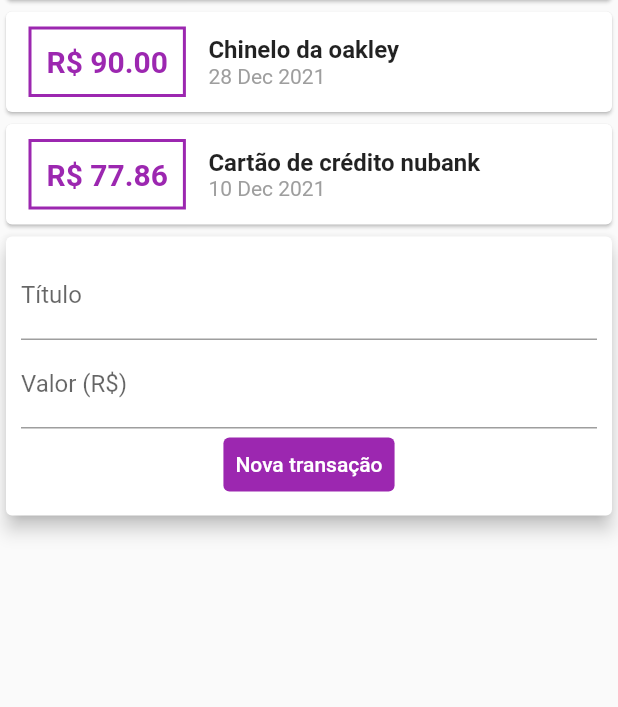
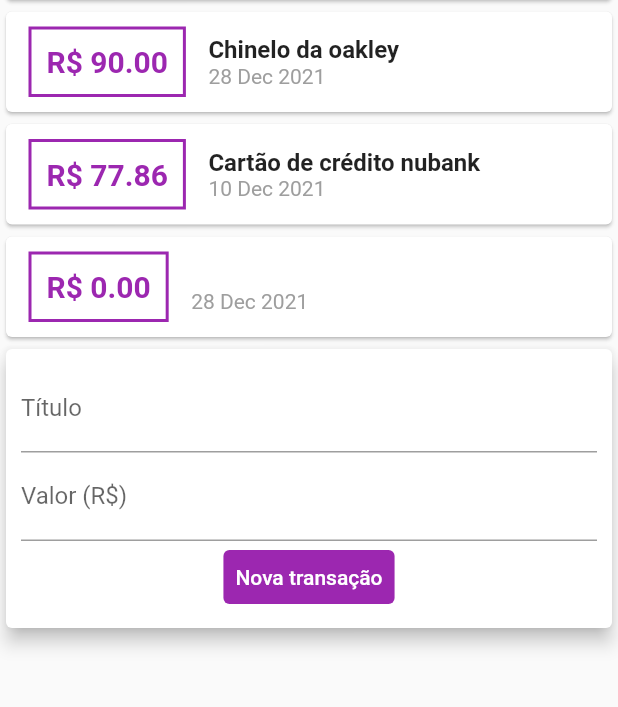
Before and after one commit to 5gMurilo/despesasPessoais, a Flutter app: the screen it shows after launch, after a tap on "Nova transação", on a phone screen of 412 x 824 dp, the part 125-832 px from its top. Run offline on Flutter 3.47's test engine with Material 2 defaults, Android fonts, the phone set to English and light mode, and no system bars.

Commit message:
creating addTransaction function, function addTransaction as TransactionForm param

```diff
--- a/lib/components/transaction_form.dart
+++ b/lib/components/transaction_form.dart
@@ -3,6 +3,10 @@ import 'package:flutter/material.dart';
 class TransactionForm extends StatelessWidget {
   final titleController = TextEditingController();
   final valueController = TextEditingController();
+
+  final void Function(String, double) onSubmit;
+
+  TransactionForm(this.onSubmit);
 
   @override
   Widget build(BuildContext context) {
@@ -28,6 +32,11 @@ class TransactionForm extends StatelessWidget {
                   children: [
                     TextButton(
                       onPressed: () {
+                        final title = titleController.text;
+                        final value =
+                            double.tryParse(valueController.text) ?? 0;
+
+                        onSubmit(title, value);
                         print(
                             '${titleController.text} \n${valueController.text}');
                       },
--- a/lib/components/transaction_user.dart
+++ b/lib/components/transaction_user.dart
@@ -1,3 +1,4 @@
+import 'dart:math';
 import 'package:despesas_pessoais/models/transaction.dart';
 import 'package:flutter/material.dart';
 import 'transaction_form.dart';
@@ -24,11 +25,23 @@ class _TransactionUserState extends State<TransactionUser> {
         date: DateTime(2021, 12, 10))
   ];
 
+  _addTransaction(String title, double value) {
+    final newTransaction = Transaction(
+        id: Random().nextDouble().toString(),
+        title: title,
+        value: value,
+        date: DateTime.now());
+
+    setState(() {
+      _transactions.add(newTransaction);
+    });
+  }
+
   @override
   Widget build(BuildContext context) {
     return Column(children: [
       TransactionList(_transactions),
-      TransactionForm(),
+      TransactionForm(_addTransaction),
     ]);
   }
 }
```
